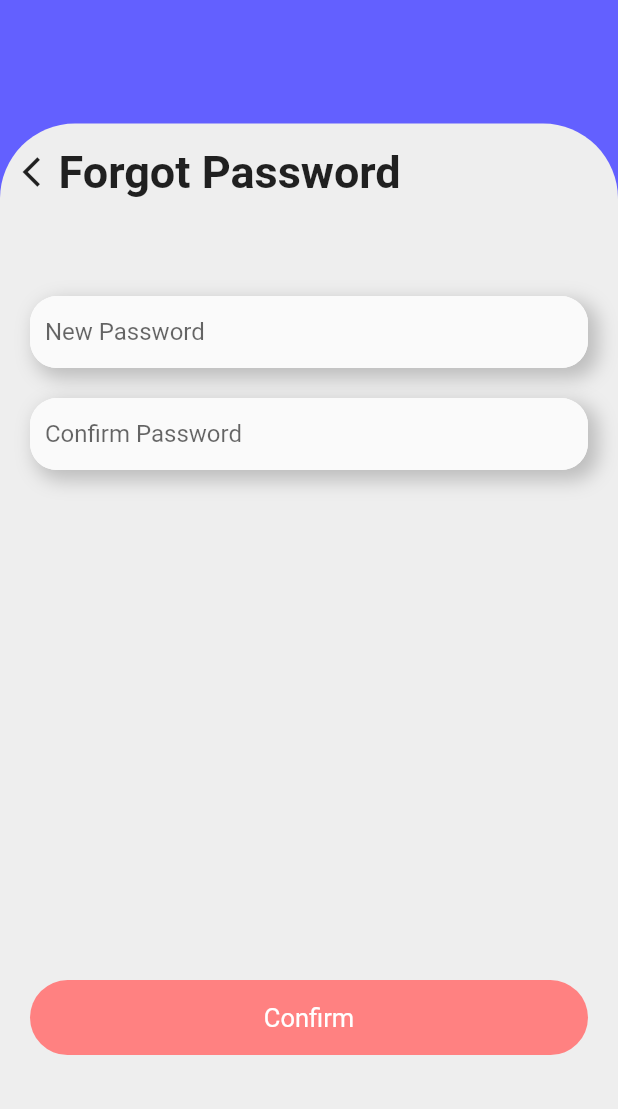
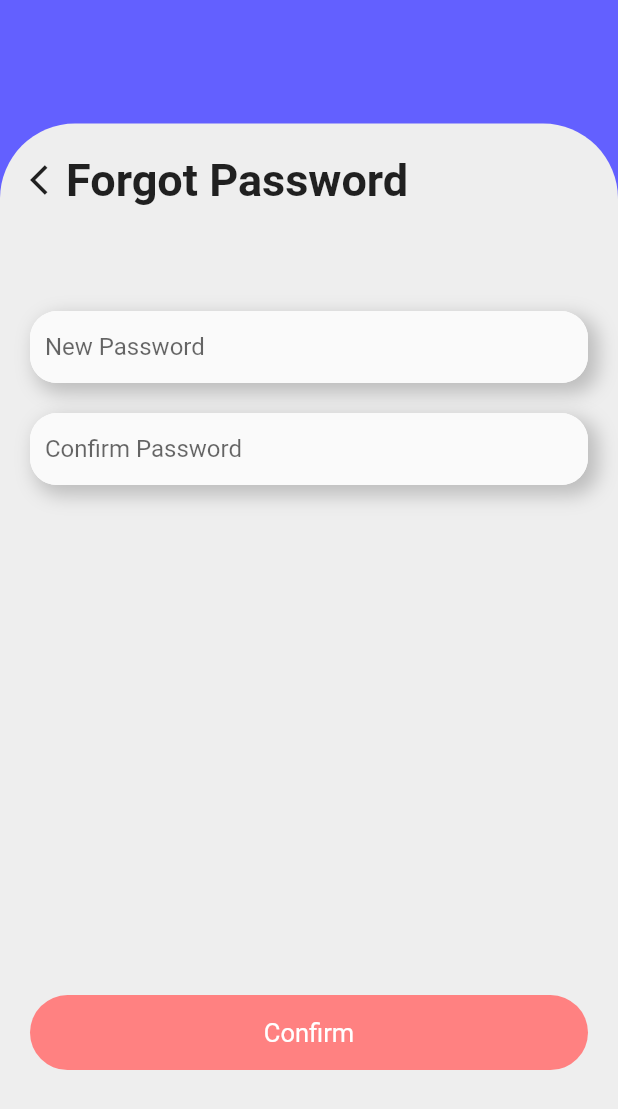
Before and after one commit to noymak/Luk-To-Learn, a Flutter app: the ChangePass screen opened directly, on a phone screen of 412 x 824 dp. Shown: the top 1109 px of the screen. Run offline on Flutter 3.47's test engine with Material 2 defaults, Android fonts, the phone set to English and light mode, and no system bars; missing offline and left inert: dart:ffi.

Commit message:
no message

```diff
--- a/project-main/lib/Screens/changepassword.dart
+++ b/project-main/lib/Screens/changepassword.dart
@@ -19,7 +19,7 @@ class ChangePass extends StatelessWidget {
             child: Column(
               children: [
                 Padding(
-                  padding: const EdgeInsets.all(15.0),
+                  padding: const EdgeInsets.all(20.0),
                   child: Row(
                     mainAxisAlignment: MainAxisAlignment.start,
                     children: [
--- a/project-main/lib/Screens/forgotpassOTP.dart
+++ b/project-main/lib/Screens/forgotpassOTP.dart
@@ -19,7 +19,7 @@ class ForgotPassOTP extends StatelessWidget {
             child: Column(
               children: [
                 Padding(
-                  padding: const EdgeInsets.all(.0),
+                  padding: const EdgeInsets.all(20.0),
                   child: Row(
                     mainAxisAlignment: MainAxisAlignment.start,
                     children: [
```
Also changed, not shown: 1 other file.
